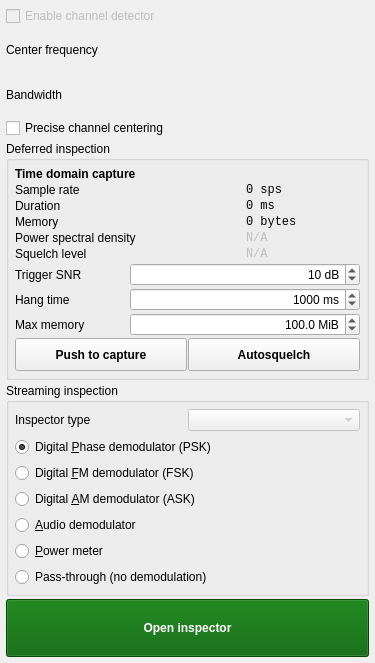
First picture: the form in Default/Inspection/InspToolWidget.ui, repository BatchDrake/SigDigger, before the edit.
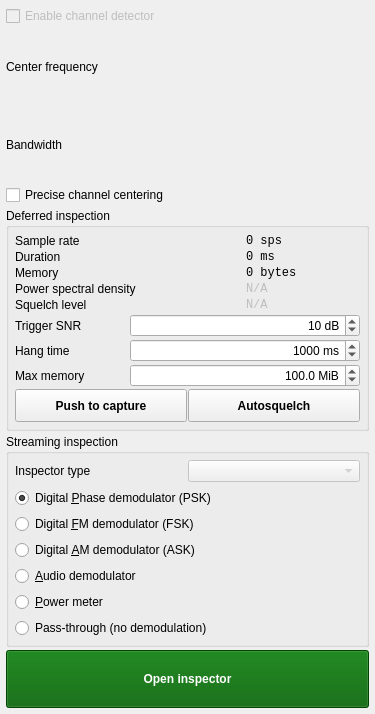
Second picture: the form after the edit. Custom widgets are drawn as their Qt base class.

Commit message: Add toolbar widget for source time

```diff
--- a/Default/Inspection/InspToolWidget.ui
+++ b/Default/Inspection/InspToolWidget.ui
@@ -7,7 +7,7 @@
     <x>0</x>
     <y>0</y>
     <width>375</width>
-    <height>663</height>
+    <height>714</height>
    </rect>
   </property>
   <property name="windowTitle">
@@ -213,31 +213,43 @@
       <property name="verticalSpacing">
        <number>2</number>
       </property>
-      <item row="2" column="2">
-       <widget class="QLabel" name="sampleRateLabel">
-        <property name="font">
-         <font>
-          <family>Monospace</family>
-         </font>
+      <item row="6" column="1" colspan="2">
+       <widget class="ContextAwareSpinBox" name="triggerSpin">
+        <property name="alignment">
+         <set>Qt::AlignRight|Qt::AlignTrailing|Qt::AlignVCenter</set>
         </property>
-        <property name="text">
-         <string>0 sps</string>
+        <property name="keyboardTracking">
+         <bool>false</bool>
         </property>
+        <property name="suffix">
+         <string> dB</string>
+        </property>
+        <property name="decimals">
+         <number>0</number>
+        </property>
+        <property name="minimum">
+         <double>1.000000000000000</double>
+        </property>
+        <property name="value">
+         <double>10.000000000000000</double>
+        </property>
        </widget>
       </item>
-      <item row="3" column="2">
-       <widget class="QLabel" name="durationLabel">
-        <property name="font">
-         <font>
-          <family>Monospace</family>
-         </font>
+      <item row="1" column="0">
+       <widget class="QLabel" name="label_2">
+        <property name="text">
+         <string>Sample rate</string>
         </property>
+       </widget>
+      </item>
+      <item row="7" column="0">
+       <widget class="QLabel" name="label_7">
         <property name="text">
-         <string>0 ms</string>
+         <string>Hang time</string>
         </property>
        </widget>
       </item>
-      <item row="6" column="2">
+      <item row="5" column="2">
        <widget class="QLabel" name="squelchLevelLabel">
         <property name="enabled">
          <bool>false</bool>
@@ -252,7 +264,28 @@
         </property>
        </widget>
       </item>
-      <item row="9" column="1" colspan="2">
+      <item row="6" column="0">
+       <widget class="QLabel" name="label_6">
+        <property name="text">
+         <string>Trigger SNR</string>
+        </property>
+       </widget>
+      </item>
+      <item row="3" column="0">
+       <widget class="QLabel" name="label_4">
+        <property name="text">
+         <string>Memory</string>
+        </property>
+       </widget>
+      </item>
+      <item row="2" column="0">
+       <widget class="QLabel" name="label_3">
+        <property name="text">
+         <string>Duration</string>
+        </property>
+       </widget>
+      </item>
+      <item row="8" column="1" colspan="2">
        <widget class="ContextAwareSpinBox" name="maxMemSpin">
         <property name="alignment">
          <set>Qt::AlignRight|Qt::AlignTrailing|Qt::AlignVCenter</set>
@@ -277,67 +310,43 @@
         </property>
        </widget>
       </item>
-      <item row="0" column="0" colspan="3">
-       <widget class="QLabel" name="label">
-        <property name="font">
-         <font>
-          <bold>true</bold>
-         </font>
-        </property>
-        <property name="text">
-         <string>Time domain capture</string>
-        </property>
-       </widget>
-      </item>
-      <item row="5" column="2">
-       <widget class="QLabel" name="powerLabel">
-        <property name="enabled">
-         <bool>false</bool>
-        </property>
-        <property name="font">
-         <font>
-          <family>Monospace</family>
-         </font>
-        </property>
-        <property name="text">
-         <string>N/A</string>
-        </property>
-       </widget>
-      </item>
-      <item row="3" column="0">
-       <widget class="QLabel" name="label_3">
-        <property name="text">
-         <string>Duration</string>
-        </property>
-       </widget>
-      </item>
-      <item row="4" column="0">
-       <widget class="QLabel" name="label_4">
-        <property name="text">
-         <string>Memory</string>
-        </property>
-       </widget>
-      </item>
-      <item row="4" column="2">
-       <widget class="QLabel" name="memoryLabel">
-        <property name="font">
-         <font>
-          <family>Monospace</family>
-         </font>
-        </property>
-        <property name="text">
-         <string>0 bytes</string>
-        </property>
-       </widget>
-      </item>
       <item row="5" column="0" colspan="2">
-       <widget class="QLabel" name="label_5">
+       <widget class="QLabel" name="label_9">
         <property name="text">
-         <string>Power spectral density</string>
+         <string>Squelch level</string>
         </property>
        </widget>
       </item>
-      <item row="10" column="0" colspan="3">
+      <item row="8" column="0">
+       <widget class="QLabel" name="label_8">
+        <property name="text">
+         <string>Max memory</string>
+        </property>
+       </widget>
+      </item>
+      <item row="7" column="1" colspan="2">
+       <widget class="QSpinBox" name="hangTimeSpin">
+        <property name="alignment">
+         <set>Qt::AlignRight|Qt::AlignTrailing|Qt::AlignVCenter</set>
+        </property>
+        <property name="keyboardTracking">
+         <bool>false</bool>
+        </property>
+        <property name="suffix">
+         <string> ms</string>
+        </property>
+        <property name="minimum">
+         <number>1</number>
+        </property>
+        <property name="maximum">
+         <number>10000</number>
+        </property>
+        <property name="value">
+         <number>1000</number>
+        </property>
+       </widget>
+      </item>
+      <item row="9" column="0" colspan="3">
        <widget class="QFrame" name="frame_3">
         <property name="frameShape">
          <enum>QFrame::NoFrame</enum>
@@ -403,82 +412,61 @@
         </layout>
        </widget>
       </item>
-      <item row="8" column="0">
-       <widget class="QLabel" name="label_7">
-        <property name="text">
-         <string>Hang time</string>
+      <item row="3" column="2">
+       <widget class="QLabel" name="memoryLabel">
+        <property name="font">
+         <font>
+          <family>Monospace</family>
+         </font>
         </property>
-       </widget>
-      </item>
-      <item row="9" column="0">
-       <widget class="QLabel" name="label_8">
         <property name="text">
-         <string>Max memory</string>
+         <string>0 bytes</string>
         </property>
        </widget>
       </item>
-      <item row="2" column="0">
-       <widget class="QLabel" name="label_2">
-        <property name="text">
-         <string>Sample rate</string>
+      <item row="1" column="2">
+       <widget class="QLabel" name="sampleRateLabel">
+        <property name="font">
+         <font>
+          <family>Monospace</family>
+         </font>
         </property>
-       </widget>
-      </item>
-      <item row="6" column="0" colspan="2">
-       <widget class="QLabel" name="label_9">
         <property name="text">
-         <string>Squelch level</string>
+         <string>0 sps</string>
         </property>
        </widget>
       </item>
-      <item row="8" column="1" colspan="2">
-       <widget class="QSpinBox" name="hangTimeSpin">
-        <property name="alignment">
-         <set>Qt::AlignRight|Qt::AlignTrailing|Qt::AlignVCenter</set>
+      <item row="2" column="2">
+       <widget class="QLabel" name="durationLabel">
+        <property name="font">
+         <font>
+          <family>Monospace</family>
+         </font>
         </property>
-        <property name="keyboardTracking">
-         <bool>false</bool>
+        <property name="text">
+         <string>0 ms</string>
         </property>
-        <property name="suffix">
-         <string> ms</string>
-        </property>
-        <property name="minimum">
-         <number>1</number>
-        </property>
-        <property name="maximum">
-         <number>10000</number>
-        </property>
-        <property name="value">
-         <number>1000</number>
-        </property>
        </widget>
       </item>
-      <item row="7" column="0">
-       <widget class="QLabel" name="label_6">
+      <item row="4" column="0" colspan="2">
+       <widget class="QLabel" name="label_5">
         <property name="text">
-         <string>Trigger SNR</string>
+         <string>Power spectral density</string>
         </property>
        </widget>
       </item>
-      <item row="7" column="1" colspan="2">
-       <widget class="ContextAwareSpinBox" name="triggerSpin">
-        <property name="alignment">
-         <set>Qt::AlignRight|Qt::AlignTrailing|Qt::AlignVCenter</set>
-        </property>
-        <property name="keyboardTracking">
+      <item row="4" column="2">
+       <widget class="QLabel" name="powerLabel">
+        <property name="enabled">
          <bool>false</bool>
         </property>
-        <property name="suffix">
-         <string> dB</string>
+        <property name="font">
+         <font>
+          <family>Monospace</family>
+         </font>
         </property>
-        <property name="decimals">
-         <number>0</number>
-        </property>
-        <property name="minimum">
-         <double>1.000000000000000</double>
-        </property>
-        <property name="value">
-         <double>10.000000000000000</double>
+        <property name="text">
+         <string>N/A</string>
         </property>
        </widget>
       </item>
@@ -493,11 +481,11 @@
    <extends>QWidget</extends>
    <header>FrequencySpinBox.h</header>
   </customwidget>
-   <customwidget>
-     <class>ContextAwareSpinBox</class>
-     <extends>QDoubleSpinBox</extends>
-     <header>ContextAwareSpinBox.h</header>
-   </customwidget>
+  <customwidget>
+   <class>ContextAwareSpinBox</class>
+   <extends>QDoubleSpinBox</extends>
+   <header>ContextAwareSpinBox.h</header>
+  </customwidget>
  </customwidgets>
  <resources/>
  <connections/>
```
The commit also changes 15 other files.
